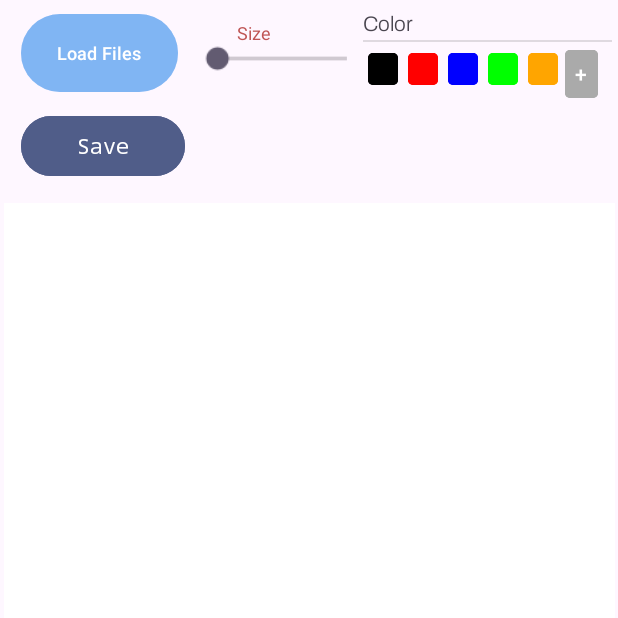
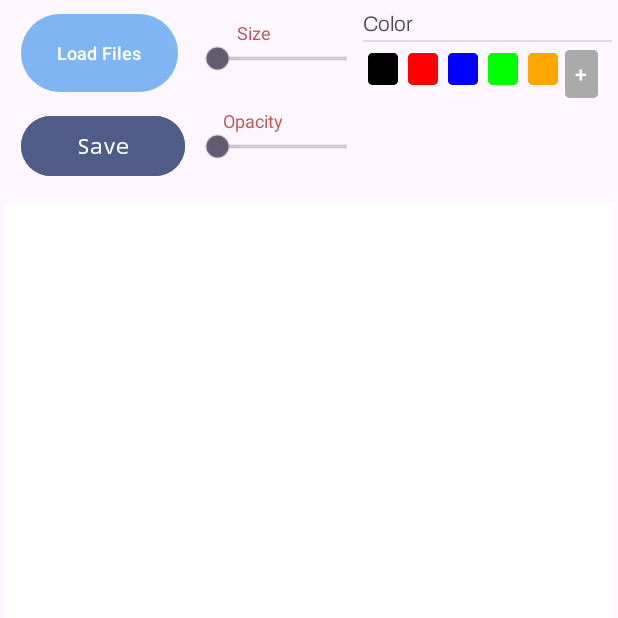
Before and after one commit to FruitAttack/SketchNow, an Android app: the screen it shows after launch (MainActivity), after a tap on an icon or button, on a phone screen of 412 x 824 dp, the top half of it. Run offline under Robolectric (Android 15) with nearby library versions, the phone set to English and light mode, and no system bars.

Commit message:
Added brush opacity feature

```diff
--- a/app/src/main/java/com/example/drawingapp/DrawingFragment.kt
+++ b/app/src/main/java/com/example/drawingapp/DrawingFragment.kt
@@ -17,6 +17,7 @@ class DrawingFragment : Fragment() {
         val view = inflater.inflate(R.layout.fragment_canvas, container, false)
         val drawingView = view.findViewById<DrawingView>(R.id.drawingCanvas)
         val seekBar = view.findViewById<SeekBar>(R.id.seekBar)
+        val opacityBar = view.findViewById<SeekBar>(R.id.opacityBar)
 
         // Initialize the SeekBar to change pen size
         seekBar?.setOnSeekBarChangeListener(object : SeekBar.OnSeekBarChangeListener {
@@ -25,6 +26,17 @@ class DrawingFragment : Fragment() {
                 // Avoid zero pen size
                 val penSize = if (progress > 0) progress.toFloat() else 1f
                 drawingView.setPenSize(penSize)
+            }
+            override fun onStartTrackingTouch(seek: SeekBar) {}
+
+            override fun onStopTrackingTouch(seek: SeekBar) {}
+        })
+
+        //initialize the opacityBar to change paint alpha value
+        opacityBar?.setOnSeekBarChangeListener(object : SeekBar.OnSeekBarChangeListener {
+
+            override fun onProgressChanged(seek: SeekBar, progress: Int, fromUser: Boolean) {
+                drawingView.setOpacity(255 - progress)
             }
             override fun onStartTrackingTouch(seek: SeekBar) {}
 
--- a/app/src/main/java/com/example/drawingapp/DrawingView.kt
+++ b/app/src/main/java/com/example/drawingapp/DrawingView.kt
@@ -24,6 +24,7 @@ class DrawingView(context: Context, attrs: AttributeSet? = null) : View(context,
         color = Color.BLACK
         style = Paint.Style.STROKE
         strokeWidth = 10F
+        alpha = 255
     }
     private var bitmap: Bitmap? = null
     private var canvas: Canvas? = null
@@ -36,6 +37,7 @@ class DrawingView(context: Context, attrs: AttributeSet? = null) : View(context,
             // Create a bitmap with the size of the DrawingView
             bitmap = Bitmap.createBitmap(right - left, bottom - top, Bitmap.Config.ARGB_8888)
             canvas = Canvas(bitmap!!)
+            canvas?.drawColor(Color.TRANSPARENT)
         }
 
     }
@@ -54,48 +56,56 @@ class DrawingView(context: Context, attrs: AttributeSet? = null) : View(context,
     //when the user touches the canvas
     override fun onTouchEvent(event: MotionEvent): Boolean {
         if (bitmap == null || event.x < 0 || event.y < 0 || event.x >= bitmap!!.width || event.y >= bitmap!!.height) {
-            path.reset();
-            invalidate();
-            return false;
+            path.reset()
+            invalidate()
+            return false
         }
 
         val x = event.x
         val y = event.y
 
-        when(event.action) {
+        when (event.action) {
 
-            //start a new path
+            // Start a new path
             MotionEvent.ACTION_DOWN -> {
                 path.moveTo(x, y)
             }
 
-            //continue drawing on the path
+            // Continue drawing on the path
             MotionEvent.ACTION_MOVE -> {
                 path.lineTo(x, y)
-                canvas?.drawPath(path, paint)
+                // Temporary drawing to the screen, not the bitmap
                 invalidate()
             }
 
-            //reset path when touch is lifted
+            // Finish the drawing
             MotionEvent.ACTION_UP -> {
-                canvas?.drawPath(path, paint)
+                bitmap?.let {
+                    canvas?.drawPath(path, paint)
+                }
                 path.reset()
                 invalidate()
             }
-
         }
 
         return true
     }
 
+
     fun setPenSize(size: Float) {
         paint.strokeWidth = size
-        invalidate()
     }
 
     fun setColor(color: Int) {
+        val alpha = paint.alpha
         paint.color = color
-        invalidate()
+        paint.alpha = alpha
+    }
+
+    //sets the transparency of the paint
+    //0 is fully transparent, 255 is fully solid
+    fun setOpacity(opacity: Int) {
+        paint.alpha = opacity;
     }
 
 }
--- a/app/src/main/res/layout/fragment_canvas.xml
+++ b/app/src/main/res/layout/fragment_canvas.xml
@@ -62,20 +62,58 @@
             android:layoutDirection="ltr"
             android:orientation="vertical">
 
+            <LinearLayout
+                android:id="@+id/sizeOptionsLayout"
+                android:layout_width="match_parent"
+                android:layout_height="match_parent"
+                android:layout_weight="1"
+                android:layerType="none"
+                android:layoutDirection="ltr"
+                android:orientation="vertical">
+
+                <TextView
+                    android:id="@+id/sizeLabel"
+                    android:layout_width="85dp"
+                    android:layout_height="wrap_content"
+                    android:layout_weight="1"
+                    android:clickable="false"
+                    android:paddingTop="8dp"
+                    android:text="Size"
+                    android:textAlignment="center"
+                    android:textColor="#BF5555"
+                    android:textSize="12sp" />
+
+                <SeekBar
+                    android:id="@+id/seekBar"
+                    android:layout_width="111dp"
+                    android:layout_height="wrap_content"
+                    android:layout_marginBottom="16dp"
+                    android:layout_weight="1"
+                    android:clickable="true"
+                    android:contextClickable="true"
+                    android:indeterminate="false"
+                    android:max="50"
+                    android:paddingStart="26dp"
+                    android:progress="0"
+                    android:progressTint="#35889E"
+                    android:scaleX="1.25"
+                    android:scaleY="1.25" />
+            </LinearLayout>
+
             <TextView
-                android:id="@+id/sizeLabel"
+                android:id="@+id/opacityLabel"
                 android:layout_width="85dp"
                 android:layout_height="wrap_content"
                 android:layout_weight="1"
                 android:clickable="false"
                 android:paddingTop="8dp"
-                android:text="Size"
+                android:text="Opacity"
                 android:textAlignment="center"
                 android:textColor="#BF5555"
                 android:textSize="12sp" />
 
             <SeekBar
-                android:id="@+id/seekBar"
+                android:id="@+id/opacityBar"
                 android:layout_width="111dp"
                 android:layout_height="wrap_content"
                 android:layout_marginBottom="16dp"
@@ -83,7 +121,7 @@
                 android:clickable="true"
                 android:contextClickable="true"
                 android:indeterminate="false"
-                android:max="50"
+                android:max="255"
                 android:paddingStart="26dp"
                 android:progress="0"
                 android:progressTint="#35889E"
```
